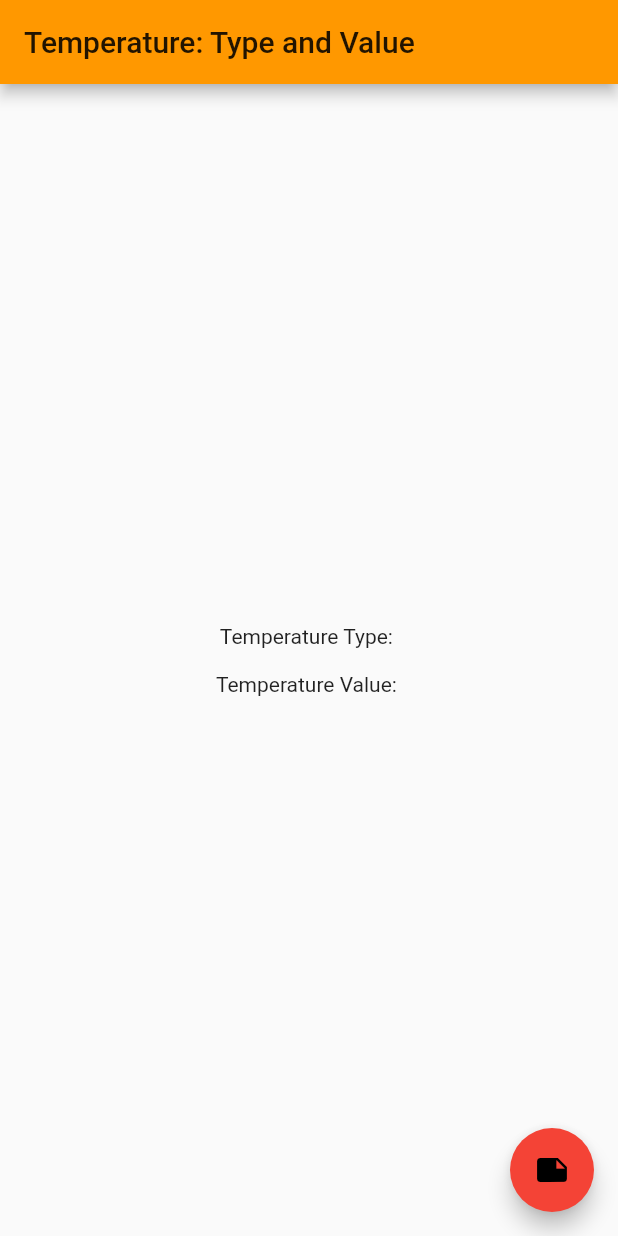
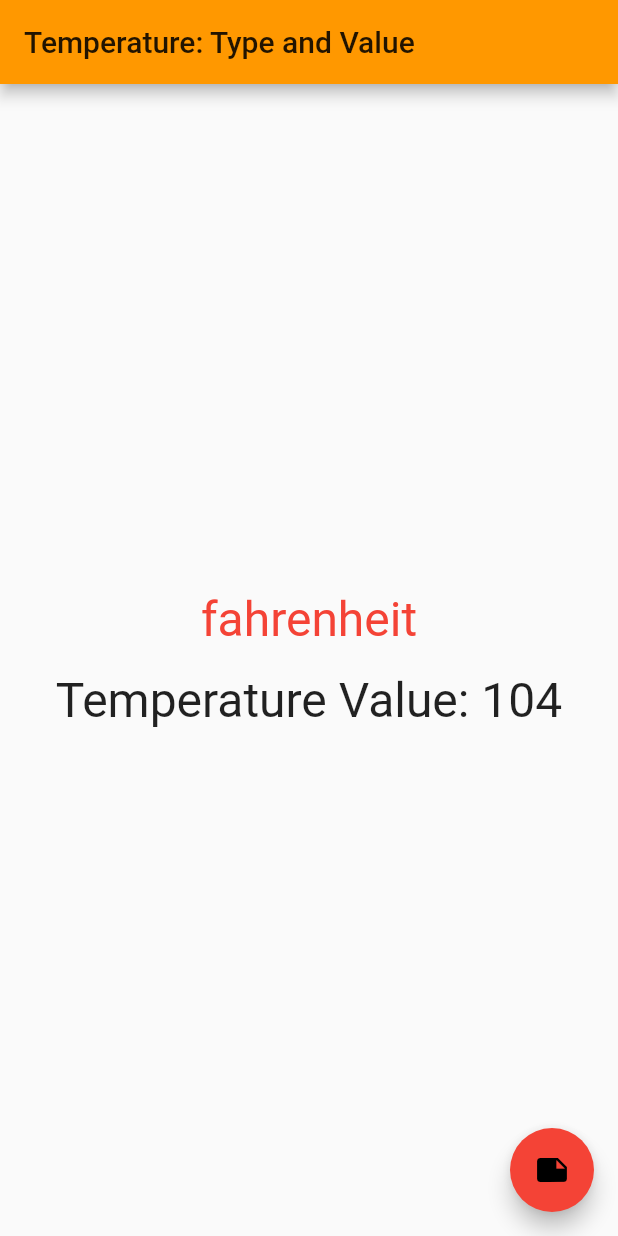
Before and after one commit to RYgithub1/prov7, a Flutter app: the screen it shows after launch, after a tap on the "note" icon, on a phone screen of 412 x 824 dp. Run offline on Flutter 3.47's test engine with Material 2 defaults, Android fonts, the phone set to English and light mode, and no system bars.

Commit message:
Get data from provider.of

```diff
--- a/lib/main.dart
+++ b/lib/main.dart
@@ -49,11 +49,43 @@ class MyHomePage extends StatelessWidget {
 
 /// [--- sup1 ---]
 class MyTemperatureType extends StatelessWidget {
+
+  Color decideColor(WeatherModel model) {
+    return model.temperatureType == "celcius"
+        ? Colors.blue
+        : Colors.red;
+  }
+
   @override
   Widget build(BuildContext context) {
+
+    /// [Provider.of<T>()]
+    // var weatherModel = Provider.of<WeatherModel>(context);
+
     return Padding(
       padding: const EdgeInsets.all(8),
-      child: Text("Temperature Type: "),
+      // child: Text("Temperature Type: "),
+
+      /// [Provider.of<T>()]
+      // child: Text(
+      //   weatherModel.temperatureType,
+      //   style: TextStyle(
+      //     color: decideColor(weatherModel),
+      //     fontSize: 32,
+      //   ),
+      // ),
+
+      /// [Consumer<T>()]
+      child: Consumer<WeatherModel>(
+        // builder(context, Provider.of<T>(context), child),
+        builder: (context, weatherModel, _) => Text(
+          weatherModel.temperatureType,
+          style: TextStyle(
+            color: decideColor(weatherModel),
+            fontSize: 32,
+          ),
+        ),
+      ),
     );
   }
 }
@@ -65,7 +97,13 @@ class MyTemperatureValue extends StatelessWidget {
   Widget build(BuildContext context) {
     return Padding(
       padding: const EdgeInsets.all(8),
-      child: Text("Temperature Value: "),
+      /// [Consumer<T>()]
+      child: Consumer<WeatherModel>(
+        builder: (context, weatherModel, _) => Text(
+            "Temperature Value: ${weatherModel.temperatureValue.toString()}",
+            style: TextStyle(fontSize: 32),
+        ),
+      ),
     );
   }
 }
@@ -91,7 +129,16 @@ class MyFloatingActionButton extends StatelessWidget {
             String newWeatherType = weatherModel.temperatureType == "celcius"
                 ? "fahrenheit"   /// [onPressedによりもう片方のTypenに変更するため]
                 : "celcius";
+            print(newWeatherType.runtimeType);
+            print(newWeatherType);
             weatherModel.temperatureType = newWeatherType;
+
+            int newWeatherValue = weatherModel.temperatureValue == 104
+                ? 40
+                : 104;
+            print(newWeatherValue.runtimeType);
+            print(newWeatherValue);
+            weatherModel.temperatureValue = newWeatherValue;
 
           },
           tooltip: 'Change Type',
--- a/lib/weather_model.dart
+++ b/lib/weather_model.dart
@@ -14,7 +14,7 @@ class WeatherModel with ChangeNotifier{
   }
 
 
-  int _temperatureValue = 22;
+  int _temperatureValue = 40;
   int get temperatureValue => _temperatureValue;
   set temperatureValue(int newTemperatureValue) {
     _temperatureValue = newTemperatureValue;
```
Also changed, not shown: 1 other file.
